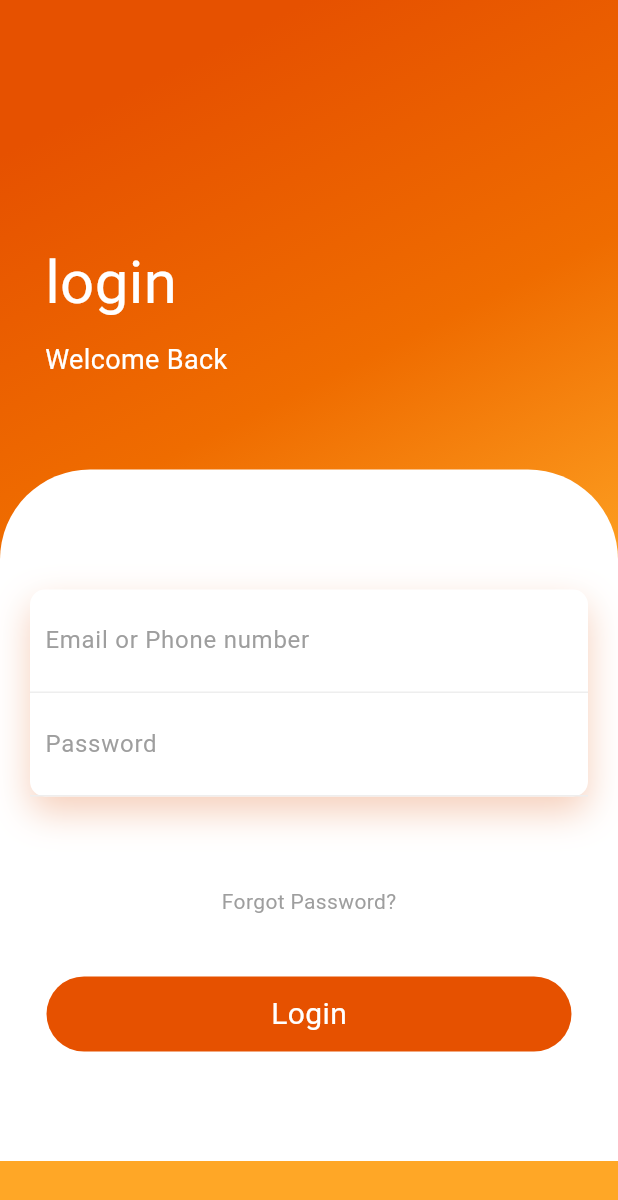
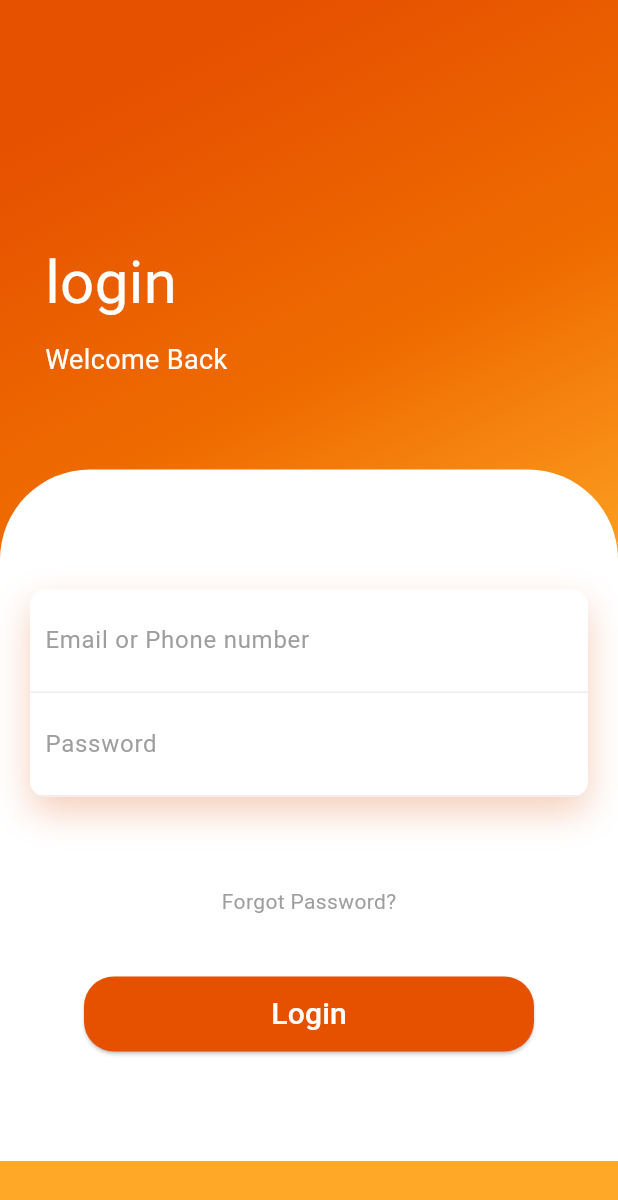
Before and after one commit to fedupGenJi/iCardSIS2.0, a Flutter app: the screen it shows after launch, on a phone screen of 412 x 824 dp. Shown: the top 1200 px of the screen. Run offline on Flutter 3.47's test engine with Material 3 defaults, Android fonts, the light colour scheme and no system bars.

Commit message:
login Button

```diff
--- a/lib/loginpage.dart
+++ b/lib/loginpage.dart
@@ -147,21 +147,21 @@ class _MyAppState extends State<MyApp> {
                       SizedBox(
                         height: 40,
                       ),
-                      Container(
-                        height: 50,
-                        width: 350,
-                        //  padding: EdgeInsets.all(20),
-                        decoration: BoxDecoration(
-                          borderRadius: BorderRadius.circular(50),
-                          color: Colors.orange[900],
+                      ElevatedButton(
+                        style: ElevatedButton.styleFrom(
+                          minimumSize: Size(300, 50),
+                          backgroundColor: Colors.orange[900],
+                          padding: EdgeInsets.symmetric(horizontal: 50),
+                          shape: RoundedRectangleBorder(
+                            borderRadius: BorderRadius.circular(20),
+                          ),
                         ),
-                        child: Center(
-                          child: Text(
-                            "Login",
-                            style: TextStyle(
-                              color: Colors.white,
-                              fontSize: 20,
-                            ),
+                        onPressed: () {},
+                        child: Text(
+                          "Login",
+                          style: TextStyle(
+                            color: Colors.white,
+                            fontSize: 20,
                           ),
                         ),
                       ),
```
Also changed, not shown: lib/homepage.dart (added).
